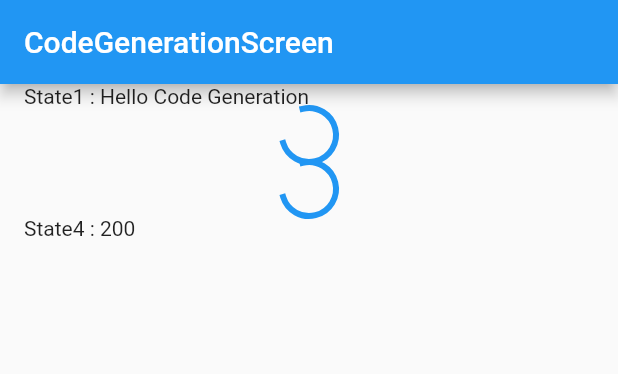
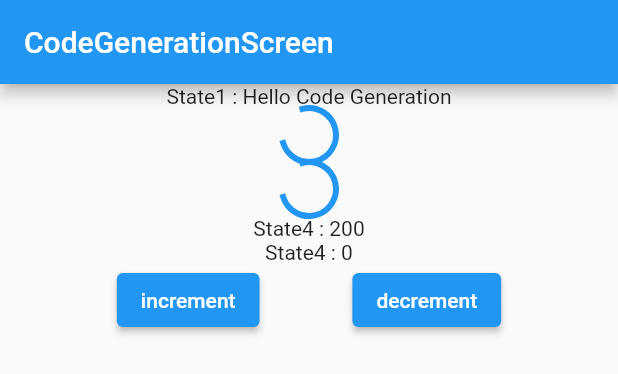
Before and after one commit to tnfy10/riverpod_example, a Flutter app: the CodeGenerationScreen widget shown alone on an empty page, opened directly, on a phone screen of 412 x 824 dp. Shown: the top 374 px of the screen. Run offline on Flutter 3.47's test engine with Material 2 defaults, Android fonts, the phone set to English and light mode, and no system bars; our stand-ins replace flutter_riverpod, riverpod_annotation; generated files the repository leaves out were written again.

Commit message:
Riverpod v2 StateNotifierProvider

```diff
--- a/lib/riverpod/code_generation_provider.dart
+++ b/lib/riverpod/code_generation_provider.dart
@@ -53,3 +53,20 @@ int gStateMultiply(
 }) {
   return number1 * number2;
 }
+
+@riverpod
+class GStateNotifier extends _$GStateNotifier {
+
+  @override
+  int build() {
+    return 0;
+  }
+
+  increment() {
+    state++;
+  }
+
+  decrement() {
+    state--;
+  }
+}
--- a/lib/screen/code_generation_screen.dart
+++ b/lib/screen/code_generation_screen.dart
@@ -15,11 +15,12 @@ class CodeGenerationScreen extends ConsumerWidget {
       number1: 10,
       number2: 20,
     ));
+    final state5 = ref.watch(gStateNotifierProvider);
 
     return DefaultLayout(
       title: 'CodeGenerationScreen',
       body: Column(
-        crossAxisAlignment: CrossAxisAlignment.stretch,
+        crossAxisAlignment: CrossAxisAlignment.center,
         children: [
           Text('State1 : $state1'),
           state2.when(
@@ -41,6 +42,24 @@ class CodeGenerationScreen extends ConsumerWidget {
               error: (err, stack) => Text(err.toString()),
               loading: () => const Center(child: CircularProgressIndicator())),
           Text('State4 : $state4'),
+          Text('State4 : $state5'),
+          Row(
+            mainAxisAlignment: MainAxisAlignment.spaceEvenly,
+            children: [
+              ElevatedButton(
+                onPressed: () {
+                  ref.read(gStateNotifierProvider.notifier).increment();
+                },
+                child: const Text('increment'),
+              ),
+              ElevatedButton(
+                onPressed: () {
+                  ref.read(gStateNotifierProvider.notifier).decrement();
+                },
+                child: const Text('decrement'),
+              ),
+            ],
+          )
         ],
       ),
     );
```
Also changed, not shown: lib/riverpod/code_generation_provider.g.dart.
